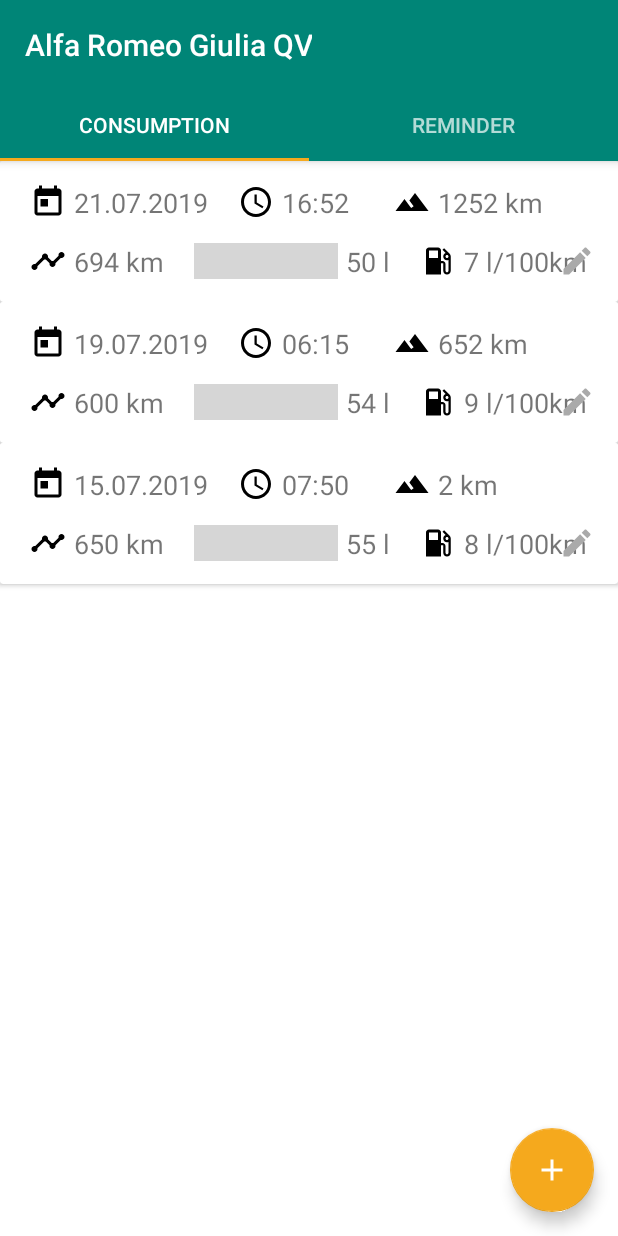
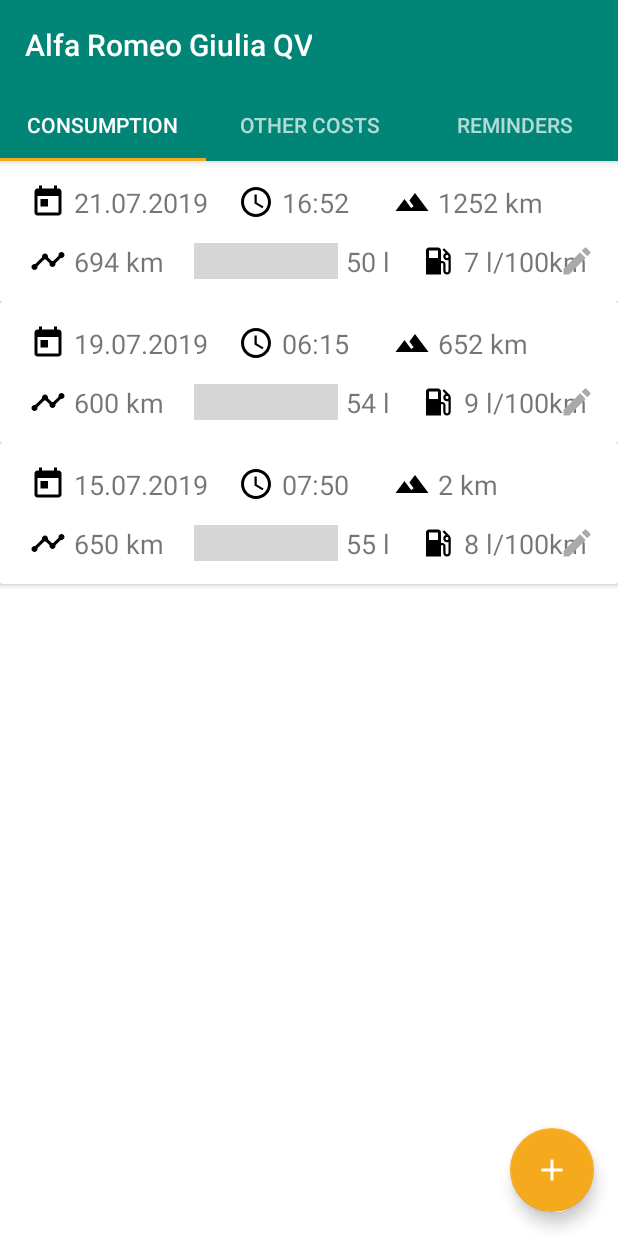
Before and after one commit to Barcode36/FuelDiet, an Android app: the screen it shows after launch (VehicleDetailsActivity), after a tap on an icon or button, on a phone screen of 412 x 824 dp. Run offline under Robolectric (Android 15) with nearby library versions, the phone set to English and light mode, and no system bars; pictures from the network do not load; grey boxes are pictures that could not be loaded.

Commit message:
added third tab

```diff
--- a/app/src/main/java/com/example/fueldiet/SectionsPagerAdapter.java
+++ b/app/src/main/java/com/example/fueldiet/SectionsPagerAdapter.java
@@ -17,10 +17,10 @@
  * A [FragmentPagerAdapter] that returns a fragment corresponding to
  * one of the sections/tabs/pages.
  */
-public class SectionsPagerAdapter extends FragmentPagerAdapter implements VehicleConsumptionFragment.OnFragmentInteractionListener {
+public class SectionsPagerAdapter extends FragmentPagerAdapter {
 
     @StringRes
-    private static final int[] TAB_TITLES = new int[]{R.string.tab_text_1, R.string.tab_text_2};
+    private static final int[] TAB_TITLES = new int[]{R.string.tab_text_1, R.string.tab_text_2, R.string.tab_text_3};
     private final Context mContext;
     private long id;
 
@@ -47,12 +47,7 @@
 
     @Override
     public int getCount() {
-        // Show 2 total pages.
-        return 2;
-    }
-
-    @Override
-    public void onFragmentInteraction(Uri uri) {
-
+        // Show 3 total pages.
+        return 3;
     }
 }
--- a/app/src/main/res/values/strings.xml
+++ b/app/src/main/res/values/strings.xml
@@ -29,7 +29,8 @@
 
     <!-- Fragments titles -->
     <string name="tab_text_1">Consumption</string>
-    <string name="tab_text_2">Reminder</string>
+    <string name="tab_text_2">Other costs</string>
+    <string name="tab_text_3">Reminders</string>
 
     <string name="title_activity_settings">Settings</string>
 
```
